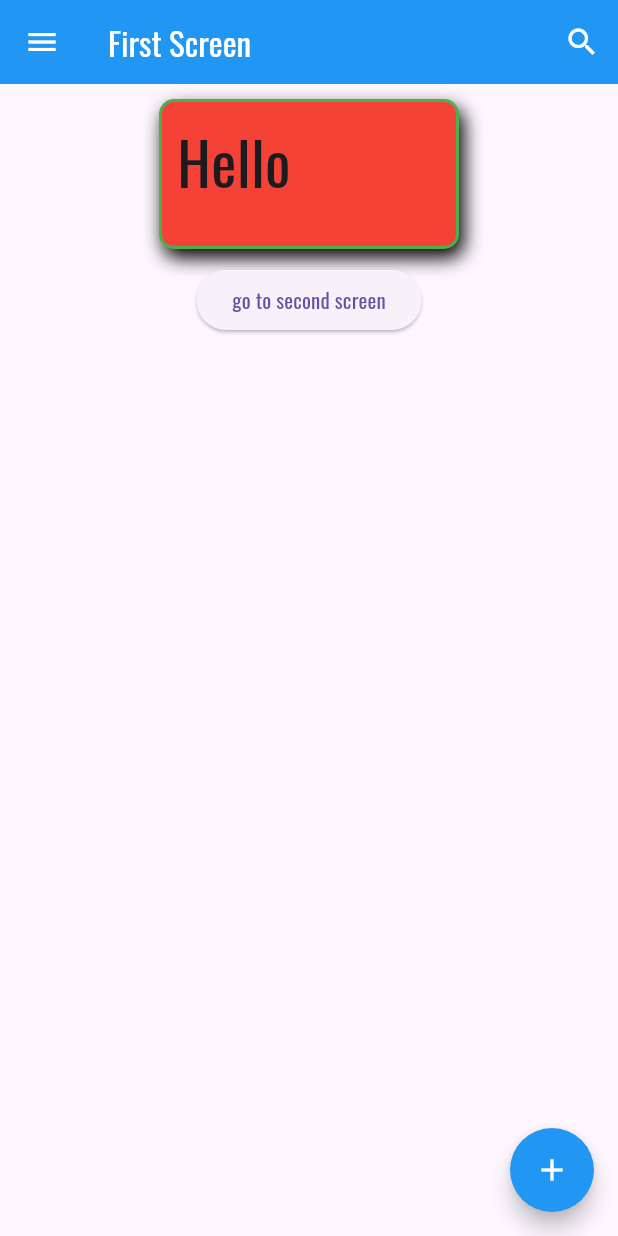
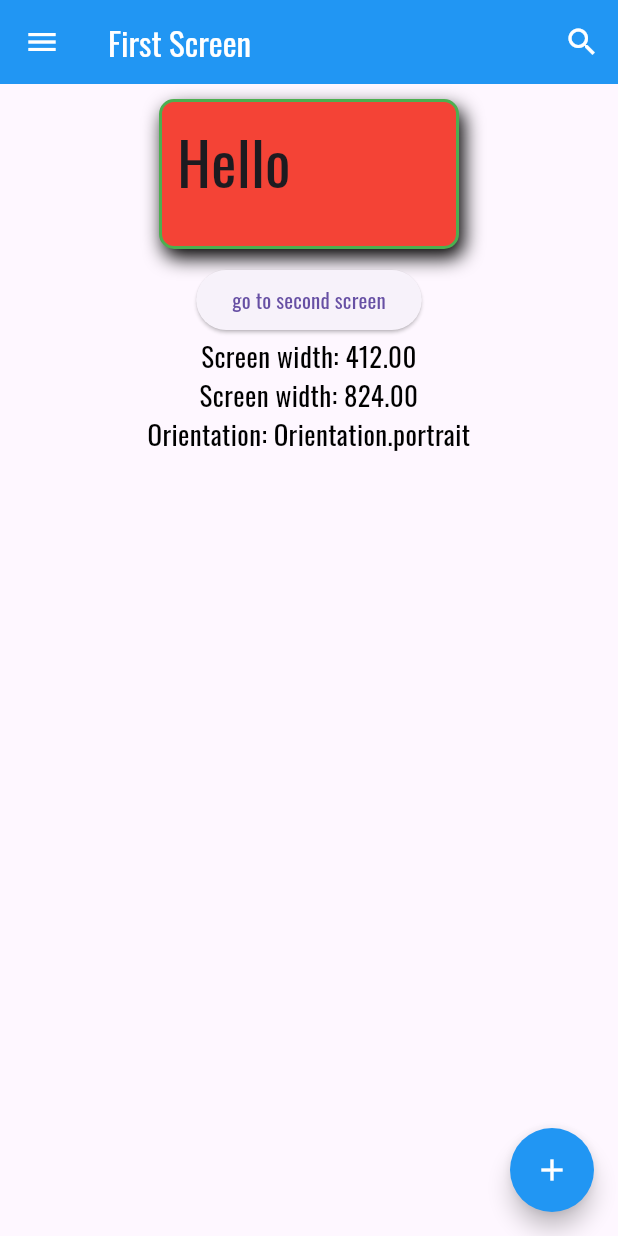
Before and after one commit to Garongan/belajar-flutter, a Flutter app: the screen it shows after launch, on a phone screen of 412 x 824 dp. Run offline on Flutter 3.47's test engine with Material 3 defaults, Android fonts, the phone set to English and light mode, and no system bars.

Commit message:
feat: learn media query

```diff
--- a/lib/screen/first_screen.dart
+++ b/lib/screen/first_screen.dart
@@ -8,6 +8,9 @@ class FirstScreen extends StatelessWidget {
 
   @override
   Widget build(BuildContext context) {
+    Size screenSize = MediaQuery.of(context).size;
+    Orientation orientation = MediaQuery.of(context).orientation;
+
     return Scaffold(
       appBar: AppBar(
         title: const Text(
@@ -68,6 +71,21 @@ class FirstScreen extends StatelessWidget {
               },
               child: const Text('go to second screen'),
             ),
+            Text(
+              'Screen width: ${screenSize.width.toStringAsFixed(2)}',
+              style: const TextStyle(color: Colors.black, fontSize: 18),
+              textAlign: TextAlign.center,
+            ),
+            Text(
+              'Screen width: ${screenSize.height.toStringAsFixed(2)}',
+              style: const TextStyle(color: Colors.black, fontSize: 18),
+              textAlign: TextAlign.center,
+            ),
+            Text(
+              'Orientation: $orientation',
+              style: const TextStyle(color: Colors.black, fontSize: 18),
+              textAlign: TextAlign.center,
+            ),
           ],
         ),
       ),
```
